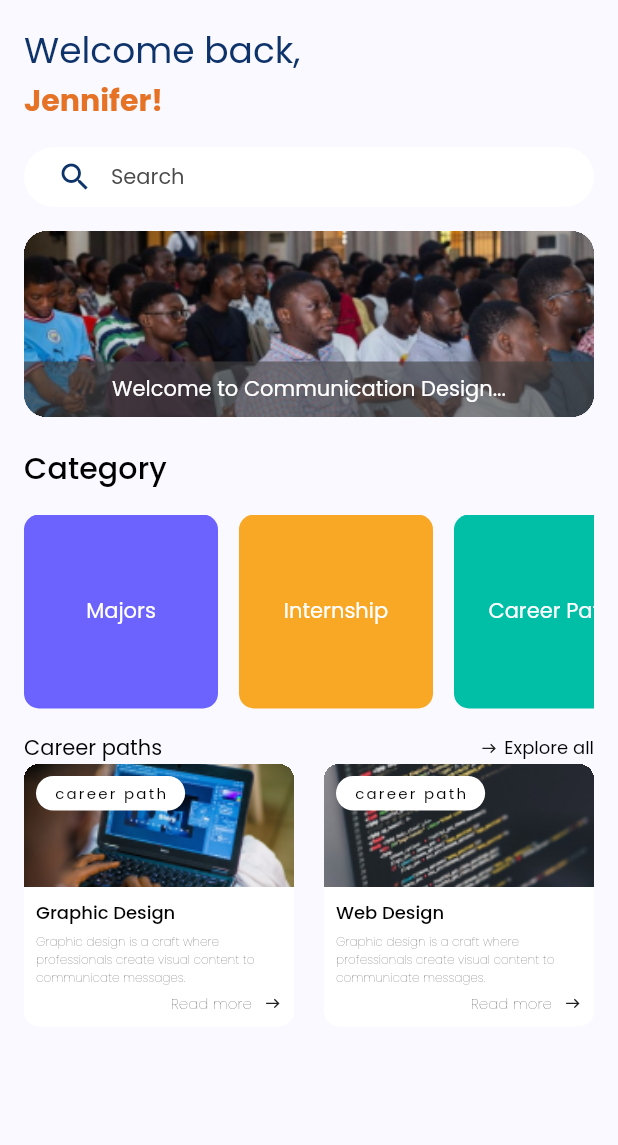
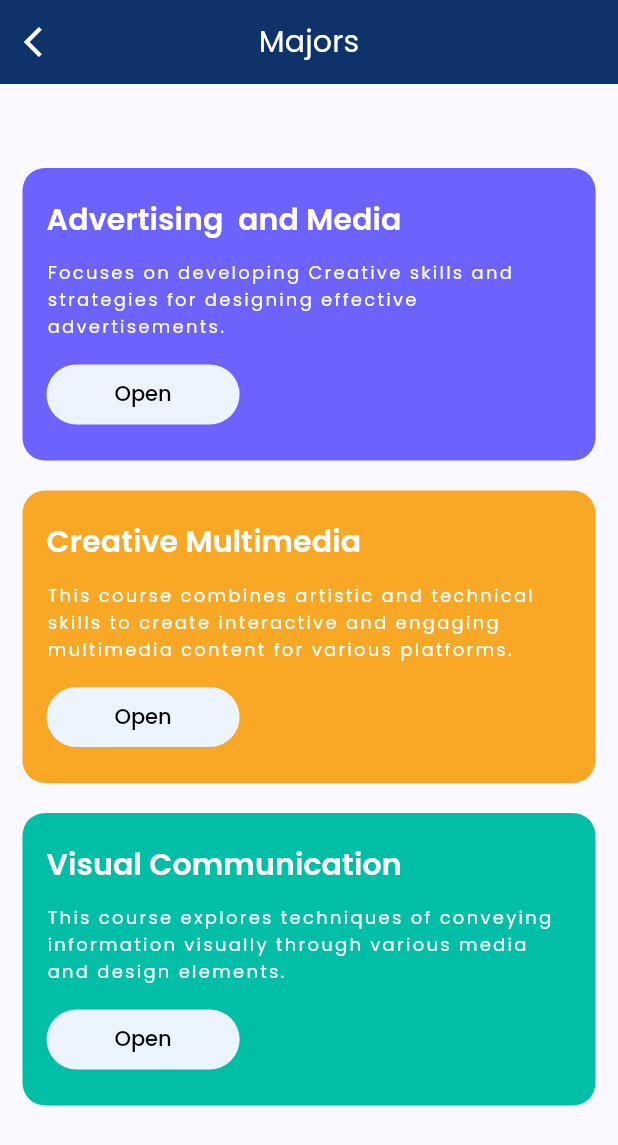
Before and after one commit to SelaseKay/decipher, a Flutter app: the HomeScreen widget shown alone on an empty page, opened directly, after a tap on "Majors", on a phone screen of 412 x 824 dp. Shown: the top 1145 px of the screen. Run offline on Flutter 3.47's test engine with Material 2 defaults, Android fonts, the phone set to English and light mode, and no system bars; our stand-ins replace flutter_svg, google_fonts.

Commit message:
finish majors screen

```diff
--- /dev/null
+++ b/lib/componenets/majors_card.dart
@@ -0,0 +1,78 @@
+import 'package:flutter/material.dart';
+
+class MajorsCard extends StatelessWidget {
+  const MajorsCard({
+    super.key,
+    required this.color,
+    required this.title,
+    required this.description,
+    required this.onPressed,
+  });
+
+  final Color color;
+  final String title;
+  final String description;
+  final VoidCallback onPressed;
+
+  @override
+  Widget build(BuildContext context) {
+    final width = MediaQuery.of(context).size.width;
+    final buttonWidth = width / 3.2;
+
+    return Container(
+      padding: const EdgeInsets.symmetric(
+        vertical: 20.0,
+        horizontal: 16.0,
+      ),
+      decoration: BoxDecoration(
+        borderRadius: const BorderRadius.all(Radius.circular(15.0)),
+        color: color,
+      ),
+      child: Column(
+        crossAxisAlignment: CrossAxisAlignment.start,
+        children: [
+          Text(
+            title,
+            style: Theme.of(context).textTheme.labelLarge?.copyWith(
+                  color: Colors.white,
+                  fontWeight: FontWeight.w600,
+                ),
+          ),
+          const SizedBox(
+            height: 12.0,
+          ),
+          Text(
+            description,
+            style: Theme.of(context).textTheme.labelSmall?.copyWith(
+                  color: Colors.white,
+                  fontWeight: FontWeight.normal,
+                  fontSize: 12.0,
+                ),
+          ),
+          const SizedBox(
+            height: 12.0,
+          ),
+          SizedBox(
+            width: buttonWidth,
+            child: TextButton(
+              style: TextButton.styleFrom(
+                backgroundColor: const Color(0xFFECF4FF),
+                shape: RoundedRectangleBorder(
+                  borderRadius: BorderRadius.circular(32),
+                ),
+              ),
+              onPressed: onPressed,
+              child: Text(
+                "Open",
+                style: Theme.of(context)
+                    .textTheme
+                    .labelMedium
+                    ?.copyWith(color: Colors.black),
+              ),
+            ),
+          ),
+        ],
+      ),
+    );
+  }
+}
--- a/lib/screens/home_screen.dart
+++ b/lib/screens/home_screen.dart
@@ -3,6 +3,7 @@ import 'package:decipher/componenets/category_item.dart';
 import 'package:decipher/componenets/search_text_field.dart';
 import 'package:decipher/screens/career_paths_explore_screenn.dart';
 import 'package:decipher/screens/career_paths_screen.dart';
+import 'package:decipher/screens/majors_screen.dart';
 import 'package:decipher/screens/overview_screen.dart';
 import 'package:decipher/screens/welcome_screen.dart';
 import 'package:flutter/material.dart';
@@ -22,7 +23,11 @@ class _HomeScreenState extends State<HomeScreen> {
     final categoryItemSize = (screenWidth - 24) / 3;
 
     return ListView(
-      padding: const EdgeInsets.symmetric(horizontal: 16.0),
+      padding: const EdgeInsets.only(
+        left: 16.0,
+        right: 16.0,
+        bottom: 16.0,
+      ),
       children: [
         const SizedBox(
           height: 16.0,
@@ -134,7 +139,14 @@ class _HomeScreenState extends State<HomeScreen> {
               CategoryItem(
                 size: categoryItemSize,
                 color: const Color(0xFF6C63FF),
-                onTap: () {},
+                onTap: () {
+                    Navigator.push(
+                    context,
+                    MaterialPageRoute(
+                      builder: (context) => const MajorsScreen(),
+                    ),
+                  );
+                },
                 text: "Majors",
               ),
               const SizedBox(
@@ -143,7 +155,9 @@ class _HomeScreenState extends State<HomeScreen> {
               CategoryItem(
                 size: categoryItemSize,
                 color: const Color(0xFFF9A826),
-                onTap: () {},
+                onTap: () {
+
+                },
                 text: "Internship",
               ),
               const SizedBox(
--- /dev/null
+++ b/lib/screens/majors_screen.dart
@@ -0,0 +1,66 @@
+import 'package:decipher/componenets/majors_card.dart';
+import 'package:flutter/material.dart';
+
+class MajorsScreen extends StatelessWidget {
+  const MajorsScreen({super.key});
+
+  @override
+  Widget build(BuildContext context) {
+    return Scaffold(
+      appBar: AppBar(
+        centerTitle: true,
+        title: Text(
+          "Majors",
+          style: Theme.of(context).textTheme.labelLarge,
+        ),
+        leading: IconButton(
+          icon: const Icon(
+            Icons.arrow_back_ios,
+            color: Colors.white,
+          ),
+          onPressed: () {
+            Navigator.of(context).pop();
+          },
+        ),
+        backgroundColor: Theme.of(context).primaryColor,
+      ),
+      body: ListView(
+          padding: const EdgeInsets.symmetric(
+            horizontal: 15.0,
+            vertical: 16.0,
+          ),
+          children: [
+            const SizedBox(
+              height: 40.0,
+            ),
+            MajorsCard(
+              color: const Color(0xFF6C63FF),
+              title: "Advertising  and Media",
+              description:
+                  "Focuses on developing Creative skills and strategies for designing effective advertisements.",
+              onPressed: () {},
+            ),
+             const SizedBox(
+              height: 20.0,
+            ),
+            MajorsCard(
+              color: const Color(0xFFF9A826),
+              title: "Creative Multimedia",
+              description:
+                  "This course combines artistic and technical skills to create interactive and engaging multimedia content for various platforms.",
+              onPressed: () {},
+            ),
+             const SizedBox(
+              height: 20.0,
+            ),
+            MajorsCard(
+              color: const Color(0xFF00BFA6),
+              title: "Visual Communication",
+              description:
+                  "This course explores techniques of conveying information visually through various media and design elements.",
+              onPressed: () {},
+            ),
+          ]),
+    );
+  }
+}
--- a/lib/screens/welcome_screen.dart
+++ b/lib/screens/welcome_screen.dart
@@ -22,6 +22,7 @@ class WelcomeScreen extends StatelessWidget {
         backgroundColor: Theme.of(context).primaryColor,
       ),
       body: ListView(
+        padding: const EdgeInsets.only(bottom: 16.0,),
         children: [
           SizedBox(
             height: imageHeight,
--- a/pubspec.yaml
+++ b/pubspec.yaml
@@ -40,8 +40,8 @@ dependencies:
   flutter_svg: ^2.0.6
 
 flutter_native_splash:
-  color: "#ffffff"
-  image: assets/splash.png
+  # color: "#ffffff"
+  background_image: assets/splash.png
 
 dev_dependencies:
   flutter_test:
```
Also changed, not shown: 24 other files.
